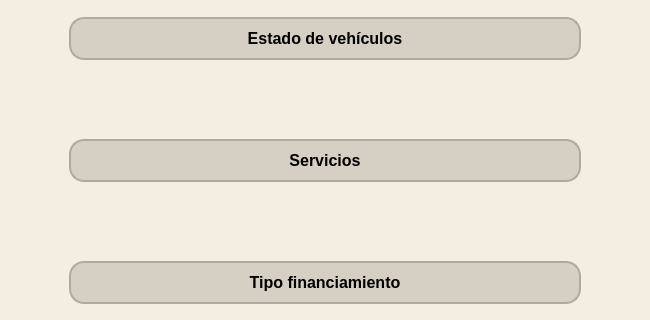
First picture: the form in src/gui/inicio.ui, repository GabrielTrejo1/Prueba, before the edit; both pictures show x 0 to 650 and y 275 to 595 of the 650 by 968 pixel window.
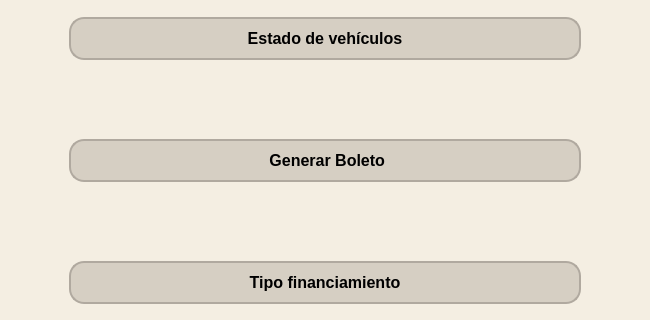
Second picture: the form after the edit. Icons and pictures are not drawn.

What changed in the file:
```diff
--- a/src/gui/inicio.ui
+++ b/src/gui/inicio.ui
@@ -398,7 +398,7 @@
 </string>
       </property>
       <property name="text">
-       <string>Servicios</string>
+       <string> Generar Boleto</string>
       </property>
       <property name="flat">
        <bool>false</bool>
```
